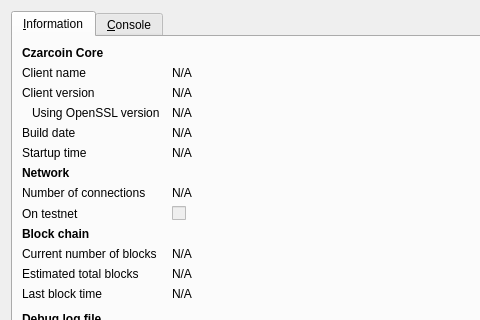
Above: src/qt/forms/rpcconsole.ui from tetcoin-legacy/tetcoin before the change; both pictures show x 0 to 480 and y 0 to 320 of the 740 by 450 pixel window. Below: the same form after it.
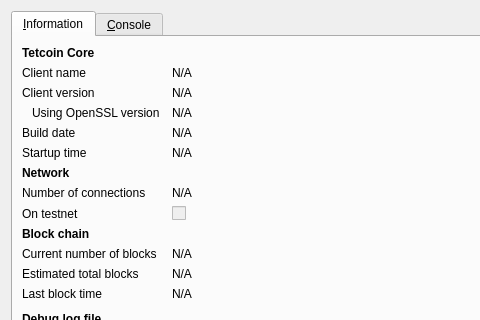
That is the form after the change. Icons and pictures are not drawn.

Commit message: Tetcoin Factoring

The edit to the form file:
```diff
--- a/src/qt/forms/rpcconsole.ui
+++ b/src/qt/forms/rpcconsole.ui
@@ -36,7 +36,7 @@
           </font>
          </property>
          <property name="text">
-          <string>Czarcoin Core</string>
+          <string>Tetcoin Core</string>
          </property>
         </widget>
        </item>
```
Left out of the diff: 6 changed lines with no effect on the pictures. The commit also changes 128 other files.
